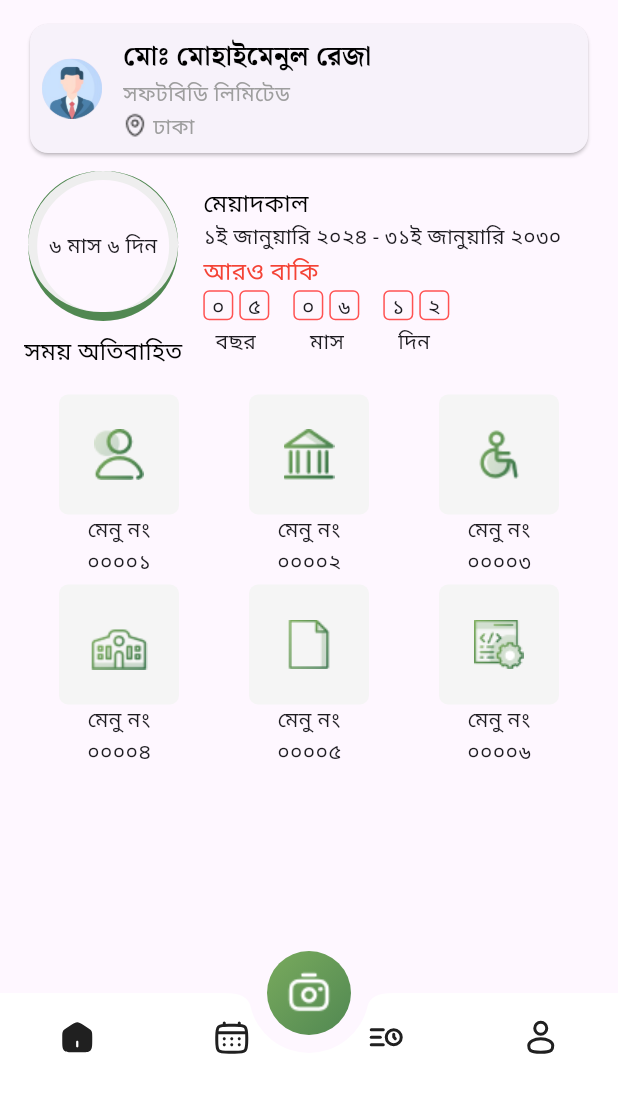
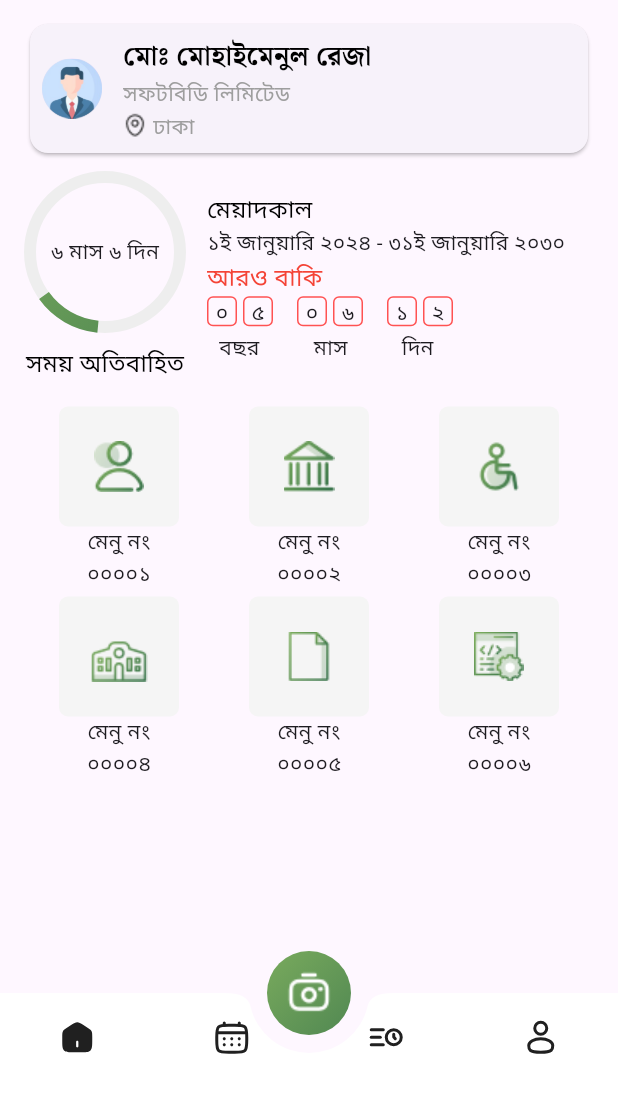
Before and after one commit to zihadsikder/softbd_task_app, a Flutter app: the screen it shows after launch, on a phone screen of 412 x 824 dp, the part 123-1236 px from its top. Run offline on Flutter 3.47's test engine with Material 3 defaults, Android fonts, the light colour scheme and no system bars; our stand-ins replace flutter_svg, get, google_fonts.

Commit message:
add CircularProgressPainter in container of home screen (stack, positins)

```diff
--- a/lib/app/modules/home/views/home_view.dart
+++ b/lib/app/modules/home/views/home_view.dart
@@ -1,9 +1,12 @@
+import 'package:flutter/cupertino.dart';
+import 'package:flutter/material.dart';
 import 'package:flutter/material.dart';
 
 import 'package:get/get.dart';
 import 'package:softbd_task/app/core/config/app_colors.dart';
 import 'package:softbd_task/app/core/config/app_text_style.dart';
 import 'package:softbd_task/app/core/constants/app_assets.dart';
+import 'package:softbd_task/app/modules/home/views/widgets/circular_Progress_Painter.dart';
 import 'package:softbd_task/app/modules/home/views/widgets/date_container.dart';
 import 'package:softbd_task/app/modules/home/views/widgets/menu_card.dart';
 
@@ -72,31 +75,29 @@ class HomeView extends GetView<HomeController> {
         Column(
           children: [
             Stack(
+              alignment: Alignment.center,
               children: [
                 Container(
-                    width: 100,
-                    height: 100,
-                    decoration: BoxDecoration(
-                        shape: BoxShape.circle,
-                        //color: Colors.black38,
-                        border: Border.all(
-                          color: Colors.grey.shade200,
-                          width: 6.0,
-                        )),
-                    child: const Center(child: Text('৬ মাস ৬ দিন'))),
-                Container(
-                  width: 100,
-                  height: 100,
+                  width: 108,
+                  height: 108,
                   decoration: BoxDecoration(
-                    borderRadius: BorderRadius.circular(100),
-                    border: Border(
-                      bottom: BorderSide(
-                        color: AppColors.buttonColor,
-                        width: 6.0,
-                      ),
+                    shape: BoxShape.circle,
+                    border: Border.all(
+                      color: Colors.grey.shade200,
+                      width: 8.0,
                     ),
                   ),
-                )
+                  child: const Center(child: Text('৬ মাস ৬ দিন')),
+                ),
+                Positioned.fill(
+                  child: Align(
+                    alignment: Alignment.bottomLeft,
+                    child: CustomPaint(
+                      size: Size(108, 108),
+                      painter: CircularProgressPainter(),
+                    ),
+                  ),
+                ),
               ],
             ),
             const SizedBox(
@@ -193,6 +194,8 @@ class HomeView extends GetView<HomeController> {
     );
   }
 
+
+
   Card get profileCard {
     return Card(
       child: Padding(
```
Also changed, not shown: lib/app/modules/home/views/widgets/circular_Progress_Painter.dart (added, +32 -0 lines).
